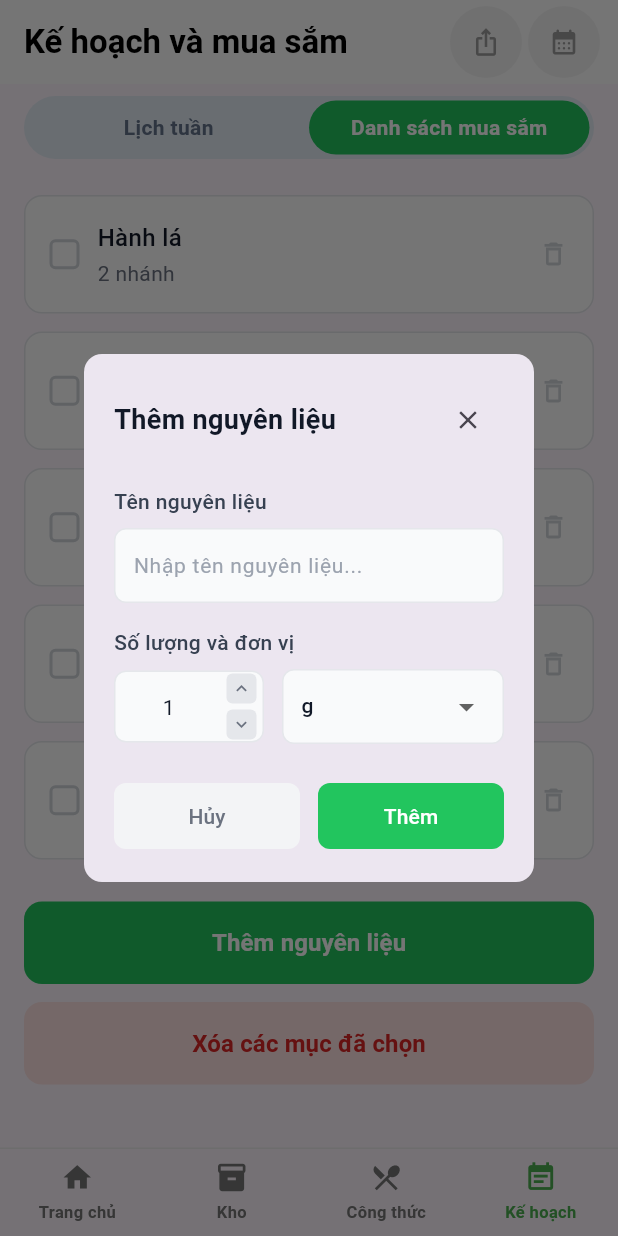
After one commit to softdev-hub/fridge_to_fork_assistant, a Flutter app: the screen it shows after launch, after a tap on "Danh sách mua sắm", after a tap on the "check" icon, after a tap on "Thêm nguyên liệu", on a phone screen of 412 x 824 dp. The commit adds this screen. Run offline on Flutter 3.47's test engine with Material 3 defaults, Android fonts, the phone set to English and light mode, and no system bars; our stand-ins replace flutter_dotenv, google_fonts, image_picker, supabase_flutter; accounts and stored records are empty; network calls fail.

Commit message:
#10 - feat: implement shopping list with add ingredient form

```diff
--- /dev/null
+++ b/lib/views/plans/components/shopping_list.dart
@@ -0,0 +1,475 @@
+import 'package:flutter/material.dart';
+
+class ShoppingItem {
+  String name;
+  String quantity;
+  bool isChecked;
+
+  ShoppingItem(this.name, this.quantity, this.isChecked);
+}
+
+class ShoppingListSection extends StatefulWidget {
+  const ShoppingListSection({super.key});
+
+  @override
+  State<ShoppingListSection> createState() => _ShoppingListSectionState();
+}
+
+class _ShoppingListSectionState extends State<ShoppingListSection> {
+  List<ShoppingItem> items = [
+    ShoppingItem('Hành lá', '2 nhánh', false),
+    ShoppingItem('Gừng', '2 miếng', false),
+    ShoppingItem('Hành tây', '1 củ', false),
+    ShoppingItem('Sữa tươi', '500 ml', true),
+    ShoppingItem('Tỏi', '1 củ', false),
+  ];
+
+  @override
+  Widget build(BuildContext context) {
+    return Column(
+      children: [
+        // Shopping list items
+        ...items.map((item) => _buildShoppingItem(item)),
+
+        const SizedBox(height: 16),
+
+        // Action buttons
+        _buildActionButtons(),
+      ],
+    );
+  }
+
+  Widget _buildShoppingItem(ShoppingItem item) {
+    return Container(
+      margin: const EdgeInsets.only(bottom: 12),
+      padding: const EdgeInsets.all(16),
+      decoration: BoxDecoration(
+        color: Colors.white,
+        borderRadius: BorderRadius.circular(12),
+        border: Border.all(color: const Color(0xFFE5E7EB)),
+      ),
+      child: Row(
+        children: [
+          // Checkbox
+          GestureDetector(
+            onTap: () {
+              setState(() {
+                item.isChecked = !item.isChecked;
+              });
+            },
+            child: Container(
+              width: 20,
+              height: 20,
+              decoration: BoxDecoration(
+                color: item.isChecked
+                    ? const Color(0xFF22C55E)
+                    : Colors.transparent,
+                border: Border.all(
+                  color: item.isChecked
+                      ? const Color(0xFF22C55E)
+                      : const Color(0xFFD1D5DB),
+                  width: 2,
+                ),
+                borderRadius: BorderRadius.circular(4),
+              ),
+              child: item.isChecked
+                  ? const Icon(Icons.check, size: 14, color: Colors.white)
+                  : null,
+            ),
+          ),
+
+          const SizedBox(width: 12),
+
+          // Item content
+          Expanded(
+            child: Column(
+              crossAxisAlignment: CrossAxisAlignment.start,
+              children: [
+                Text(
+                  item.name,
+                  style: TextStyle(
+                    fontSize: 16,
+                    fontWeight: FontWeight.w500,
+                    color: item.isChecked
+                        ? const Color(0xFF9CA3AF)
+                        : const Color(0xFF111827),
+                    decoration: item.isChecked
+                        ? TextDecoration.lineThrough
+                        : TextDecoration.none,
+                  ),
+                ),
+                const SizedBox(height: 2),
+                Text(
+                  item.quantity,
+                  style: TextStyle(
+                    fontSize: 14,
+                    color: item.isChecked
+                        ? const Color(0xFF9CA3AF)
+                        : const Color(0xFF6B7280),
+                  ),
+                ),
+              ],
+            ),
+          ),
+
+          // Delete icon
+          const Icon(Icons.delete_outline, size: 20, color: Color(0xFFD1D5DB)),
+        ],
+      ),
+    );
+  }
+
+  Widget _buildActionButtons() {
+    return Column(
+      children: [
+        // Add ingredient button
+        Container(
+          width: double.infinity,
+          margin: const EdgeInsets.only(bottom: 12),
+          child: ElevatedButton(
+            onPressed: () {
+              _showAddIngredientDialog(context);
+            },
+            style: ElevatedButton.styleFrom(
+              backgroundColor: const Color(0xFF22C55E),
+              foregroundColor: Colors.white,
+              padding: const EdgeInsets.symmetric(vertical: 16),
+              shape: RoundedRectangleBorder(
+                borderRadius: BorderRadius.circular(12),
+              ),
+              elevation: 0,
+            ),
+            child: const Text(
+              'Thêm nguyên liệu',
+              style: TextStyle(fontSize: 16, fontWeight: FontWeight.w600),
+            ),
+          ),
+        ),
+
+        // Delete selected button
+        Container(
+          width: double.infinity,
+          child: ElevatedButton(
+            onPressed: () {
+              setState(() {
+                items.removeWhere((item) => item.isChecked);
+              });
+            },
+            style: ElevatedButton.styleFrom(
+              backgroundColor: const Color(0xFFFEE2E2),
+              foregroundColor: const Color(0xFFDC2626),
+              padding: const EdgeInsets.symmetric(vertical: 16),
+              shape: RoundedRectangleBorder(
+                borderRadius: BorderRadius.circular(12),
+              ),
+              elevation: 0,
+            ),
+            child: const Text(
+              'Xóa các mục đã chọn',
+              style: TextStyle(fontSize: 16, fontWeight: FontWeight.w600),
+            ),
+          ),
+        ),
+      ],
+    );
+  }
+
+  void _showAddIngredientDialog(BuildContext context) {
+    showDialog(
+      context: context,
+      builder: (context) => const AddIngredientDialog(),
+    );
+  }
+}
+
+class AddIngredientDialog extends StatefulWidget {
+  const AddIngredientDialog({Key? key}) : super(key: key);
+
+  @override
+  State<AddIngredientDialog> createState() => _AddIngredientDialogState();
+}
+
+class _AddIngredientDialogState extends State<AddIngredientDialog> {
+  final _nameController = TextEditingController();
+  final _quantityController = TextEditingController(text: '1');
+  String _selectedUnit = 'g';
+
+  void _incrementQuantity() {
+    int currentValue = int.tryParse(_quantityController.text) ?? 1;
+    _quantityController.text = (currentValue + 1).toString();
+  }
+
+  void _decrementQuantity() {
+    int currentValue = int.tryParse(_quantityController.text) ?? 1;
+    if (currentValue > 1) {
+      _quantityController.text = (currentValue - 1).toString();
+    }
+  }
+
+  @override
+  Widget build(BuildContext context) {
+    return Dialog(
+      shape: RoundedRectangleBorder(borderRadius: BorderRadius.circular(12)),
+      child: Container(
+        width: 300,
+        padding: const EdgeInsets.all(20),
+        child: Column(
+          mainAxisSize: MainAxisSize.min,
+          crossAxisAlignment: CrossAxisAlignment.start,
+          children: [
+            // Header
+            Row(
+              mainAxisAlignment: MainAxisAlignment.spaceBetween,
+              children: [
+                const Text(
+                  'Thêm nguyên liệu',
+                  style: TextStyle(
+                    fontSize: 18,
+                    fontWeight: FontWeight.w600,
+                    color: Color(0xFF111827),
+                  ),
+                ),
+                IconButton(
+                  onPressed: () => Navigator.pop(context),
+                  icon: const Icon(Icons.close, size: 20),
+                  padding: EdgeInsets.zero,
+                  constraints: const BoxConstraints(),
+                ),
+              ],
+            ),
+            const SizedBox(height: 20),
+
+            // Tên nguyên liệu
+            const Text(
+              'Tên nguyên liệu',
+              style: TextStyle(
+                fontSize: 14,
+                fontWeight: FontWeight.w500,
+                color: Color(0xFF374151),
+              ),
+            ),
+            const SizedBox(height: 8),
+            Container(
+              decoration: BoxDecoration(
+                color: const Color(0xFFF9FAFB),
+                borderRadius: BorderRadius.circular(8),
+                border: Border.all(color: const Color(0xFFE5E7EB)),
+              ),
+              child: TextField(
+                controller: _nameController,
+                decoration: const InputDecoration(
+                  hintText: 'Nhập tên nguyên liệu...',
+                  hintStyle: TextStyle(color: Color(0xFF9CA3AF), fontSize: 14),
+                  border: InputBorder.none,
+                  contentPadding: EdgeInsets.symmetric(
+                    horizontal: 12,
+                    vertical: 12,
+                  ),
+                ),
+              ),
+            ),
+            const SizedBox(height: 16),
+
+            // Số lượng và đơn vị
+            const Text(
+              'Số lượng và đơn vị',
+              style: TextStyle(
+                fontSize: 14,
+                fontWeight: FontWeight.w500,
+                color: Color(0xFF374151),
+              ),
+            ),
+            const SizedBox(height: 8),
+            Row(
+              children: [
+                // Quantity input with increment/decrement buttons
+                Container(
+                  width: 100,
+                  height: 48,
+                  decoration: BoxDecoration(
+                    color: const Color(0xFFF9FAFB),
+                    borderRadius: BorderRadius.circular(8),
+                    border: Border.all(color: const Color(0xFFE5E7EB)),
+                  ),
+                  child: Row(
+                    children: [
+                      // Quantity input
+                      Expanded(
+                        child: TextField(
+                          controller: _quantityController,
+                          keyboardType: TextInputType.number,
+                          textAlign: TextAlign.center,
+                          decoration: const InputDecoration(
+                            border: InputBorder.none,
+                            contentPadding: EdgeInsets.symmetric(
+                              horizontal: 4,
+                              vertical: 12,
+                            ),
+                          ),
+                          style: const TextStyle(
+                            fontSize: 14,
+                            color: Color(0xFF111827),
+                          ),
+                        ),
+                      ),
+                      // Increment/Decrement buttons
+                      Container(
+                        width: 20,
+                        margin: const EdgeInsets.only(right: 4),
+                        child: Column(
+                          mainAxisSize: MainAxisSize.min,
+                          children: [
+                            // Increment button
+                            InkWell(
+                              onTap: _incrementQuantity,
+                              borderRadius: BorderRadius.circular(4),
+                              child: Container(
+                                width: 20,
+                                height: 20,
+                                decoration: BoxDecoration(
+                                  color: const Color(0xFFE5E7EB),
+                                  borderRadius: BorderRadius.circular(4),
+                                ),
+                                child: const Icon(
+                                  Icons.keyboard_arrow_up,
+                                  size: 14,
+                                  color: Color(0xFF6B7280),
+                                ),
+                              ),
+                            ),
+                            const SizedBox(height: 4),
+                            // Decrement button
+                            InkWell(
+                              onTap: _decrementQuantity,
+                              borderRadius: BorderRadius.circular(4),
+                              child: Container(
+                                width: 20,
+                                height: 20,
+                                decoration: BoxDecoration(
+                                  color: const Color(0xFFE5E7EB),
+                                  borderRadius: BorderRadius.circular(4),
+                                ),
+                                child: const Icon(
+                                  Icons.keyboard_arrow_down,
+                                  size: 14,
+                                  color: Color(0xFF6B7280),
+                                ),
+                              ),
+                            ),
+                          ],
+                        ),
+                      ),
+                    ],
+                  ),
+                ),
+                const SizedBox(width: 12),
+
+                // Unit dropdown
+                Expanded(
+                  child: Container(
+                    padding: const EdgeInsets.symmetric(horizontal: 12),
+                    decoration: BoxDecoration(
+                      color: const Color(0xFFF9FAFB),
+                      borderRadius: BorderRadius.circular(8),
+                      border: Border.all(color: const Color(0xFFE5E7EB)),
+                    ),
+                    child: DropdownButtonHideUnderline(
+                      child: DropdownButton<String>(
+                        value: _selectedUnit,
+                        isExpanded: true,
+                        items: ['g', 'ml', 'cái', 'quả']
+                            .map(
+                              (unit) => DropdownMenuItem<String>(
+                                value: unit,
+                                child: Text(
+                                  unit,
+                                  style: const TextStyle(
+                                    fontSize: 14,
+                                    color: Color(0xFF111827),
+                                  ),
+                                ),
+                              ),
+                            )
+                            .toList(),
+                        onChanged: (value) {
+                          if (value != null) {
+                            setState(() {
+                              _selectedUnit = value;
+                            });
+                          }
+                        },
+                      ),
+                    ),
+                  ),
+                ),
+              ],
+            ),
+            const SizedBox(height: 24),
+
+            // Bottom buttons
+            Row(
+              children: [
+                // Hủy button
+                Expanded(
+                  child: ElevatedButton(
+                    onPressed: () => Navigator.pop(context),
+                    style: ElevatedButton.styleFrom(
+                      backgroundColor: const Color(0xFFF3F4F6),
+                      foregroundColor: const Color(0xFF6B7280),
+                      padding: const EdgeInsets.symmetric(vertical: 12),
+                      shape: RoundedRectangleBorder(
+                        borderRadius: BorderRadius.circular(8),
+                      ),
+                      elevation: 0,
+                    ),
+                    child: const Text(
+                      'Hủy',
+                      style: TextStyle(
+                        fontSize: 14,
+                        fontWeight: FontWeight.w500,
+                      ),
+                    ),
+                  ),
+                ),
+                const SizedBox(width: 12),
+
+                // Thêm button
+                Expanded(
+                  child: ElevatedButton(
+                    onPressed: () {
+                      // TODO: Add ingredient logic
+                      Navigator.pop(context);
+                    },
+                    style: ElevatedButton.styleFrom(
+                      backgroundColor: const Color(0xFF22C55E),
+                      foregroundColor: Colors.white,
+                      padding: const EdgeInsets.symmetric(vertical: 12),
+                      shape: RoundedRectangleBorder(
+                        borderRadius: BorderRadius.circular(8),
+                      ),
+                      elevation: 0,
+                    ),
+                    child: const Text(
+                      'Thêm',
+                      style: TextStyle(
+                        fontSize: 14,
+                        fontWeight: FontWeight.w500,
+                      ),
+                    ),
+                  ),
+                ),
+              ],
+            ),
+          ],
+        ),
+      ),
+    );
+  }
+
+  @override
+  void dispose() {
+    _nameController.dispose();
+    _quantityController.dispose();
+    super.dispose();
+  }
+}
--- a/lib/views/plans/day_detail_view.dart
+++ b/lib/views/plans/day_detail_view.dart
@@ -1,6 +1,5 @@
 import 'package:flutter/material.dart';
 import '../common/bottom_navigation.dart';
-import 'components/plan_tab_bar.dart';
 import 'components/plan_models.dart';
 import 'components/day_detail_meal_card.dart';
 import 'components/missing_ingredients.dart';
@@ -20,8 +19,6 @@ class DayDetailView extends StatefulWidget {
 }
 
 class _DayDetailViewState extends State<DayDetailView> {
-  int _selectedTabIndex = 0; // 0: Lịch tuần, 1: Danh sách mua sắm
-
   @override
   Widget build(BuildContext context) {
     return Scaffold(
@@ -30,7 +27,7 @@ class _DayDetailViewState extends State<DayDetailView> {
           icon: const Icon(Icons.arrow_back, color: Colors.black),
           onPressed: () => Navigator.of(context).pop(),
         ),
-        titleSpacing: 0, // hoặc 8 nếu muốn cách nhẹ
+        titleSpacing: 0,
         centerTitle: false,
         title: const Text(
           'Thực đơn ngày',
@@ -48,30 +45,7 @@ class _DayDetailViewState extends State<DayDetailView> {
           ),
         ],
       ),
-      body: SafeArea(
-        child: Column(
-          children: [
-            // Tab bar
-            Padding(
-              padding: const EdgeInsets.fromLTRB(16, 8, 16, 8),
-              child: PlanTabBar(
-                selectedIndex: _selectedTabIndex,
-                onTabSelected: (index) {
-                  setState(() {
-                    _selectedTabIndex = index;
-                  });
-                },
-              ),
-            ),
-
-            // Content
-            if (_selectedTabIndex == 0)
-              _buildDayPlanContent()
-            else
-              _buildShoppingListContent(),
-          ],
-        ),
-      ),
+      body: SafeArea(child: _buildDayPlanContent()),
       bottomNavigationBar: AppBottomNavigation(
         currentIndex: 3,
         onTap: (index) {
@@ -99,7 +73,8 @@ class _DayDetailViewState extends State<DayDetailView> {
             const SizedBox(height: 12),
             _buildMealCard(MealType.dinner),
             const SizedBox(height: 24),
-
+            _buildMealCard(MealType.dinner),
+            const SizedBox(height: 24),
             // Missing ingredients section
             const MissingIngredientsSection(),
           ],
@@ -135,18 +110,6 @@ class _DayDetailViewState extends State<DayDetailView> {
     );
   }
 
-  Widget _buildShoppingListContent() {
-    return const Expanded(
-      child: Center(
-        child: Text(
-          'Danh sách mua sắm\n(đang TODO)',
-          textAlign: TextAlign.center,
-          style: TextStyle(fontSize: 16, color: Color(0xFF94A3B8)),
-        ),
-      ),
-    );
-  }
-
   String _getDayName(int weekday) {
     switch (weekday) {
       case 1:
--- a/lib/views/plans/plan_view.dart
+++ b/lib/views/plans/plan_view.dart
@@ -5,6 +5,7 @@ import 'components/week_selector.dart';
 import 'components/meal_grid.dart';
 import 'components/plan_models.dart';
 import 'components/calendar_dialog.dart';
+import 'components/shopping_list.dart';
 import 'day_detail_view.dart';
 
 class PlanView extends StatefulWidget {
@@ -151,12 +152,9 @@ class _PlanViewState extends State<PlanView> {
 
   Widget _buildShoppingListPlaceholder() {
     return const Expanded(
-      child: Center(
-        child: Text(
-          'Danh sách mua sắm\n(đang TODO)',
-          textAlign: TextAlign.center,
-          style: TextStyle(fontSize: 16, color: Color(0xFF94A3B8)),
-        ),
+      child: SingleChildScrollView(
+        padding: EdgeInsets.all(16),
+        child: ShoppingListSection(),
       ),
     );
   }
```
